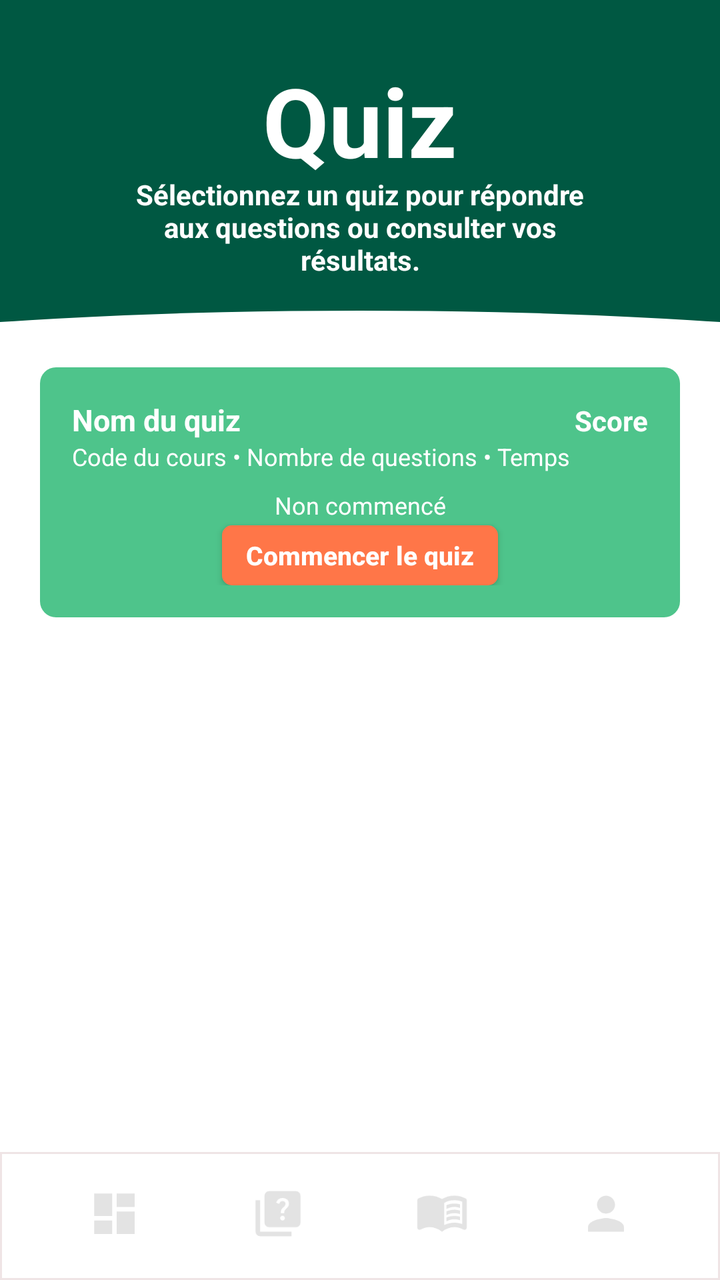
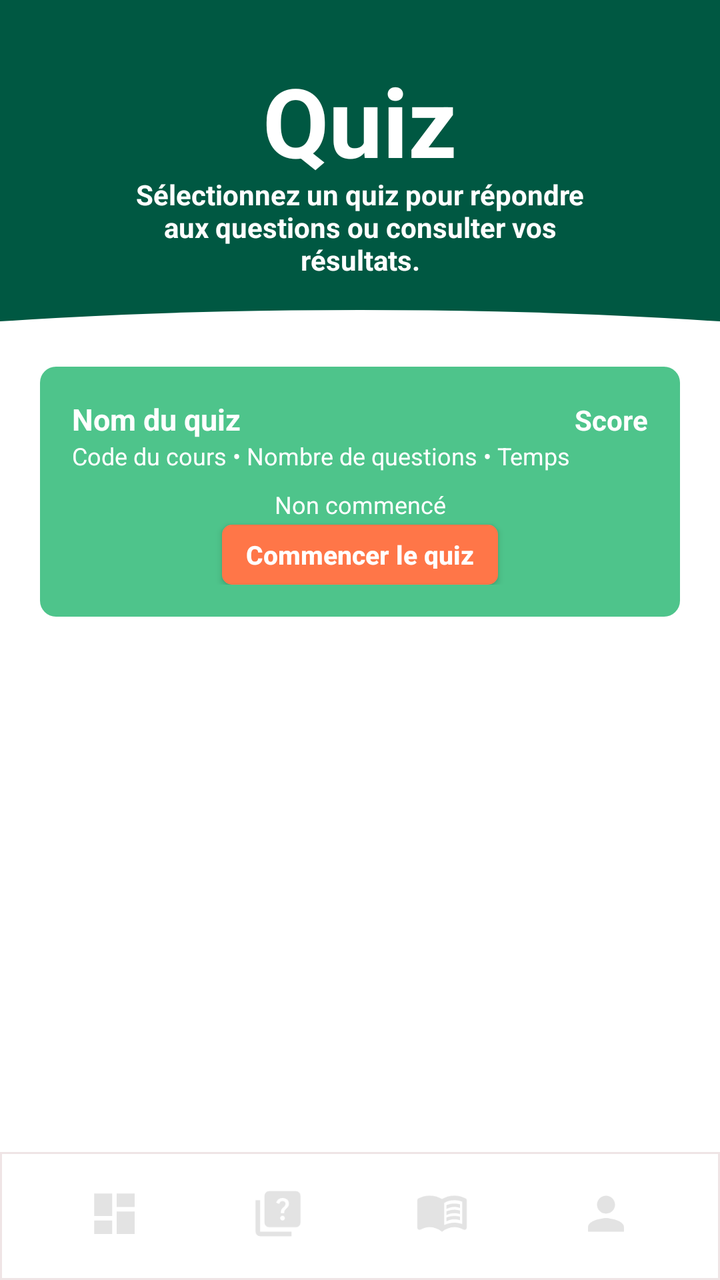

Screens rendered from an Android XML layout before and after an edit, with the pre-edit source and the edit as a unified diff.
<!-- AndroidManifest.xml: application theme Theme.MiniMoodle -->
<!-- res/layout/activity_quizzes.xml -->
<?xml version="1.0" encoding="utf-8"?>
<LinearLayout xmlns:android="http://schemas.android.com/apk/res/android"
    xmlns:tools="http://schemas.android.com/tools"
    android:layout_width="match_parent"
    android:layout_height="match_parent"
    android:background="@color/header_green"
    android:orientation="vertical">

    <LinearLayout
        android:id="@+id/quizzesHeader"
        android:layout_width="match_parent"
        android:layout_height="wrap_content"
        android:background="@color/header_green"
        android:gravity="center_horizontal"
        android:orientation="vertical"
        android:paddingTop="28dp"
        android:paddingBottom="16dp">

        <TextView
            android:layout_width="wrap_content"
            android:layout_height="wrap_content"
            android:text="Quiz"
            android:textColor="@color/white"
            android:textSize="48sp"
            android:textStyle="bold" />

        <TextView
            android:layout_width="match_parent"
            android:layout_height="wrap_content"
            android:layout_marginTop="-5dp"
            android:gravity="center"
            android:paddingStart="60dp"
            android:paddingEnd="60dp"
            android:text="Sélectionnez un quiz pour répondre aux questions ou consulter vos résultats."
            android:textColor="@color/white"
            android:textSize="14sp"
            android:textStyle="bold" />
    </LinearLayout>

    <View
        android:layout_width="700dp"
        android:layout_height="80dp"
        android:layout_gravity="center_horizontal"
        android:layout_marginBottom="-70dp"
        android:background="@drawable/bg_dome_white" />

    <ScrollView
        android:id="@+id/quizzesScroll"
        android:layout_width="match_parent"
        android:layout_height="0dp"
        android:layout_weight="1"
        android:background="@color/white"
        android:fillViewport="true">

        <LinearLayout
            android:id="@+id/quizzesContainer"
            android:layout_width="match_parent"
            android:layout_height="wrap_content"
            android:orientation="vertical"
            android:paddingStart="20dp"
            android:paddingTop="18dp"
            android:paddingEnd="20dp"
            android:paddingBottom="18dp"
            tools:ignore="all">

            <LinearLayout
                android:layout_width="match_parent"
                android:layout_height="wrap_content"
                android:layout_marginBottom="16dp"
                android:background="@drawable/bg_course_card_green"
                android:orientation="vertical"
                android:padding="16dp"
                tools:ignore="all">

                <LinearLayout
                    android:layout_width="match_parent"
                    android:layout_height="wrap_content"
                    android:orientation="horizontal">

                    <TextView
                        android:layout_width="0dp"
                        android:layout_height="wrap_content"
                        android:layout_weight="1"
                        android:text="Nom du quiz"
                        android:textColor="@color/white"
                        android:textSize="15sp"
                        android:textStyle="bold" />

                    <TextView
                        android:layout_width="wrap_content"
                        android:layout_height="wrap_content"
                        android:text="Score"
                        android:textColor="@color/white"
                        android:textSize="14sp"
                        android:textStyle="bold" />
                </LinearLayout>

                <LinearLayout
                    android:layout_width="match_parent"
                    android:layout_height="wrap_content"
                    android:orientation="horizontal">

                    <TextView
                        android:layout_width="wrap_content"
                        android:layout_height="wrap_content"
                        android:text="Code du cours • "
                        android:textColor="@color/white"
                        android:textSize="12sp" />

                    <TextView
                        android:layout_width="wrap_content"
                        android:layout_height="wrap_content"
                        android:text="Nombre de questions • "
                        android:textColor="@color/white"
                        android:textSize="12sp" />

                    <TextView
                        android:layout_width="wrap_content"
                        android:layout_height="wrap_content"
                        android:text="Temps"
                        android:textColor="@color/white"
                        android:textSize="12sp" />
                </LinearLayout>

                <TextView
                    android:layout_width="match_parent"
                    android:layout_height="wrap_content"
                    android:layout_marginTop="8dp"
                    android:gravity="center"
                    android:text="Non commencé"
                    android:textColor="@color/white"
                    android:textSize="12sp" />

                <Button
                    android:layout_width="wrap_content"
                    android:layout_height="30dp"
                    android:layout_gravity="center_horizontal"
                    android:layout_marginTop="2dp"
                    android:background="@drawable/bg_button_orange"
                    android:text="Commencer le quiz"
                    android:textAllCaps="false"
                    android:textColor="@color/white"
                    android:textSize="13sp"
                    android:textStyle="bold"
                    android:includeFontPadding="false" />
            </LinearLayout>

        </LinearLayout>
    </ScrollView>

    <include
        android:id="@+id/quizzesBottomNav"
        layout="@layout/layout_bottom_nav"
        android:layout_width="match_parent"
        android:layout_height="64dp" />

</LinearLayout>
<!-- res/layout/layout_bottom_nav.xml (included above) -->
<?xml version="1.0" encoding="utf-8"?>
<LinearLayout xmlns:android="http://schemas.android.com/apk/res/android"
    android:id="@+id/bottomNav"
    android:layout_width="match_parent"
    android:layout_height="64dp"
    android:background="@drawable/bg_bottom_nav"
    android:gravity="center"
    android:orientation="horizontal"
    android:paddingStart="16dp"
    android:paddingEnd="16dp">

    <LinearLayout
        android:layout_width="0dp"
        android:layout_height="match_parent"
        android:layout_weight="1"
        android:gravity="center"
        android:orientation="vertical">

        <ImageButton
            android:id="@+id/navDashboard"
            android:layout_width="match_parent"
            android:layout_height="42dp"
            android:background="?attr/selectableItemBackgroundBorderless"
            android:contentDescription="@string/nav_dashboard"
            android:paddingTop="10dp"
            android:paddingBottom="5dp"
            android:scaleType="fitCenter"
            android:src="@drawable/ic_nav_dashboard" />

        <View
            android:id="@+id/navDashboardDot"
            android:layout_width="6dp"
            android:layout_height="6dp"
            android:layout_marginBottom="1dp"
            android:background="@drawable/bg_nav_dot"
            android:visibility="invisible" />
    </LinearLayout>

    <LinearLayout
        android:layout_width="0dp"
        android:layout_height="match_parent"
        android:layout_weight="1"
        android:gravity="center"
        android:orientation="vertical">

        <ImageButton
            android:id="@+id/navAssignments"
            android:layout_width="match_parent"
            android:layout_height="42dp"
            android:background="?attr/selectableItemBackgroundBorderless"
            android:contentDescription="@string/nav_quizzes"
            android:paddingTop="10dp"
            android:paddingBottom="5dp"
            android:scaleType="fitCenter"
            android:src="@drawable/ic_nav_quiz" />

        <View
            android:id="@+id/navAssignmentsDot"
            android:layout_width="6dp"
            android:layout_height="6dp"
            android:layout_marginBottom="1dp"
            android:background="@drawable/bg_nav_dot"
            android:visibility="invisible" />
    </LinearLayout>

    <LinearLayout
        android:layout_width="0dp"
        android:layout_height="match_parent"
        android:layout_weight="1"
        android:gravity="center"
        android:orientation="vertical">

        <ImageButton
            android:id="@+id/navCourses"
            android:layout_width="match_parent"
            android:layout_height="42dp"
            android:background="?attr/selectableItemBackgroundBorderless"
            android:contentDescription="@string/nav_courses"
            android:paddingTop="10dp"
            android:paddingBottom="5dp"
            android:scaleType="fitCenter"
            android:src="@drawable/ic_nav_book" />

        <View
            android:id="@+id/navCoursesDot"
            android:layout_width="6dp"
            android:layout_height="6dp"
            android:layout_marginBottom="1dp"
            android:background="@drawable/bg_nav_dot"
            android:visibility="invisible" />
    </LinearLayout>

    <LinearLayout
        android:layout_width="0dp"
        android:layout_height="match_parent"
        android:layout_weight="1"
        android:gravity="center"
        android:orientation="vertical">

        <ImageButton
            android:id="@+id/navProfile"
            android:layout_width="match_parent"
            android:layout_height="42dp"
            android:background="?attr/selectableItemBackgroundBorderless"
            android:contentDescription="@string/nav_profile"
            android:paddingTop="10dp"
            android:paddingBottom="5dp"
            android:scaleType="fitCenter"
            android:src="@drawable/ic_nav_profile" />

        <View
            android:id="@+id/navProfileDot"
            android:layout_width="6dp"
            android:layout_height="6dp"
            android:layout_marginBottom="1dp"
            android:background="@drawable/bg_nav_dot"
            android:visibility="invisible" />
    </LinearLayout>

</LinearLayout>
<!-- resources referenced by this layout -->
<resources>
  <color name="header_green">#005842</color>
  <color name="white">#FFFFFFFF</color>
  <!-- drawable bg_bottom_nav (drawable) -->
  <?xml version="1.0" encoding="utf-8"?>
  <shape xmlns:android="http://schemas.android.com/apk/res/android">
      <solid android:color="@color/white" />
      <stroke android:width="1dp" android:color="#EFE4E5" />
  </shape>
  <!-- drawable bg_button_orange (drawable) -->
  <?xml version="1.0" encoding="utf-8"?>
  <shape xmlns:android="http://schemas.android.com/apk/res/android">
      <solid android:color="@color/button_orange" />
      <corners android:radius="5dp" />
      <padding
          android:bottom="8dp"
          android:left="12dp"
          android:right="12dp"
          android:top="8dp" />
  </shape>
  <!-- drawable bg_course_card_green (drawable) -->
  <?xml version="1.0" encoding="utf-8"?>
  <shape xmlns:android="http://schemas.android.com/apk/res/android">
      <solid android:color="@color/card_green" />
      <corners android:radius="8dp" />
  </shape>
  <!-- drawable bg_dome_white (drawable) -->
  <?xml version="1.0" encoding="utf-8"?>
  <shape xmlns:android="http://schemas.android.com/apk/res/android"
      android:shape="oval">
      <solid android:color="@color/white" />
  </shape>
  <!-- drawable bg_nav_dot (drawable) -->
  <?xml version="1.0" encoding="utf-8"?>
  <shape xmlns:android="http://schemas.android.com/apk/res/android"
      android:shape="oval">
      <solid android:color="@color/button_orange" />
  </shape>
  <!-- drawable ic_nav_dashboard (drawable) -->
  <vector xmlns:android="http://schemas.android.com/apk/res/android"
      android:width="24dp"
      android:height="24dp"
      android:viewportWidth="960"
      android:viewportHeight="960">
    <path
        android:pathData="M520,360v-240h320v240L520,360ZM120,520v-400h320v400L120,520ZM520,840v-400h320v400L520,840ZM120,840v-240h320v240L120,840Z"
        android:fillColor="#e3e3e3"/>
  </vector>
  <!-- drawable ic_nav_profile (drawable) -->
  <vector xmlns:android="http://schemas.android.com/apk/res/android"
      android:width="24dp"
      android:height="24dp"
      android:viewportWidth="24"
      android:viewportHeight="24">
    <path
        android:pathData="M12,12c2.21,0 4,-1.79 4,-4s-1.79,-4 -4,-4 -4,1.79 -4,4 1.79,4 4,4zM12,14c-2.67,0 -8,1.34 -8,4v2h16v-2c0,-2.66 -5.33,-4 -8,-4z"
        android:fillColor="#e3e3e3"/>
  </vector>
  <!-- drawable ic_nav_quiz (drawable) -->
  <vector xmlns:android="http://schemas.android.com/apk/res/android"
      android:width="24dp"
      android:height="24dp"
      android:viewportWidth="960"
      android:viewportHeight="960">
    <path
        android:pathData="M589.5,587.5Q602,575 602,558t-12.5,-29.5Q577,516 560,516t-29.5,12.5Q518,541 518,558t12.5,29.5Q543,600 560,600t29.5,-12.5ZM530,472h60q0,-29 6,-42.5t28,-35.5q30,-30 40,-48.5t10,-43.5q0,-45 -31.5,-73.5T560,200q-41,0 -71.5,23T446,284l54,22q9,-25 24.5,-37.5T560,256q24,0 39,13.5t15,36.5q0,14 -8,26.5T578,364q-33,29 -40.5,45.5T530,472ZM320,720q-33,0 -56.5,-23.5T240,640v-480q0,-33 23.5,-56.5T320,80h480q33,0 56.5,23.5T880,160v480q0,33 -23.5,56.5T800,720L320,720ZM160,880q-33,0 -56.5,-23.5T80,800v-560h80v560h560v80L160,880Z"
        android:fillColor="#e3e3e3"/>
  </vector>
  <string name="nav_courses">Cours</string>
  <string name="nav_dashboard">Tableau de bord</string>
  <string name="nav_profile">Compte</string>
  <string name="nav_quizzes">Quiz</string>
  <style name="Theme.MiniMoodle" parent="Base.Theme.MiniMoodle" />
  <color name="button_orange">#FF7648</color>
  <color name="card_green">#4EC48B</color>
  <style name="Base.Theme.MiniMoodle" parent="Theme.AppCompat.Light.NoActionBar">
          <item name="android:windowLightStatusBar">true</item>
          <item name="android:statusBarColor">@color/screen_gray</item>
          <item name="colorPrimary">@color/header_green</item>
          <item name="colorAccent">@color/button_orange</item>
      </style>
  <color name="screen_gray">#faf9f9</color>
  <!-- unchanged entries left out for length: 1 -->
</resources>

<!-- the commit's change to res/layout/activity_quizzes.xml (unified diff, before → after) -->
@@ -9,7 +9,7 @@
     <LinearLayout
         android:id="@+id/quizzesHeader"
         android:layout_width="match_parent"
-        android:layout_height="wrap_content"
+        android:layout_height="155dp"
         android:background="@color/header_green"
         android:gravity="center_horizontal"
         android:orientation="vertical"
